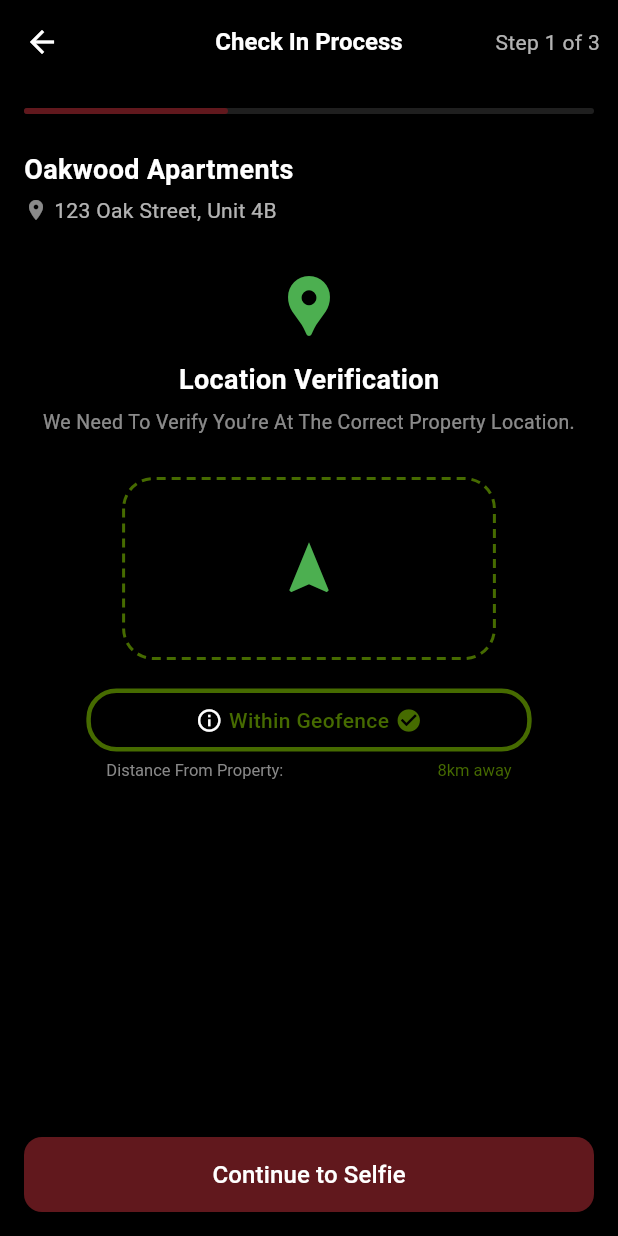
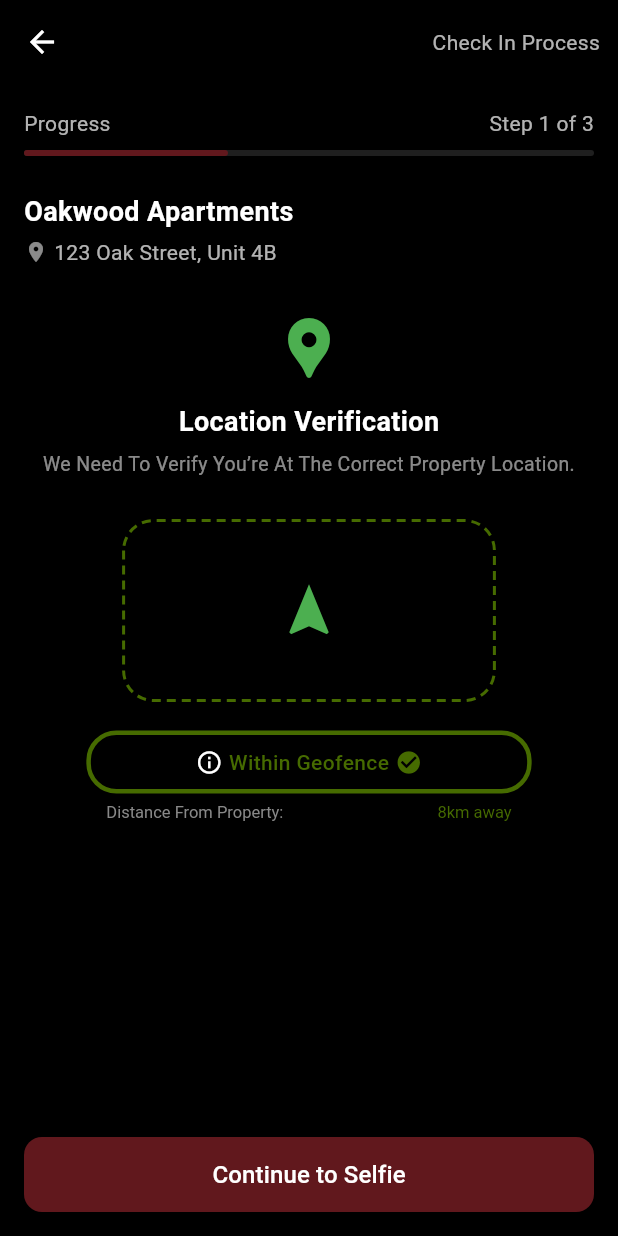
Before and after one commit to abdulrehman104/Outdoors-Mobile-App, a Flutter app: the LocationVerificationScreen screen opened directly, on a phone screen of 412 x 824 dp. Run offline on Flutter 3.47's test engine with Material 3 defaults, Android fonts, the phone set to English and light mode, and no system bars; our stand-ins replace dio, flutter_secure_storage, shared_preferences; accounts and stored records are empty; project files that could hold a hidden picture were left out.

Commit message:
screen fixes

```diff
--- a/lib/features/check/location_verification.dart
+++ b/lib/features/check/location_verification.dart
@@ -16,7 +16,7 @@ class LocationVerificationScreen extends StatelessWidget {
           onPressed: () => Navigator.pop(context),
         ),
         title: const Text(
-          "Check In Process",
+          "",
           style: TextStyle(color: Colors.white, fontSize: 16),
         ),
         centerTitle: true,
@@ -24,7 +24,7 @@ class LocationVerificationScreen extends StatelessWidget {
           Padding(
             padding: EdgeInsets.only(right: 12),
             child: Text(
-              "Step 1 of 3",
+              "Check In Process",
               style: TextStyle(color: Colors.white70, fontSize: 14),
             ),
           ),
@@ -35,6 +35,21 @@ class LocationVerificationScreen extends StatelessWidget {
         child: Column(
           crossAxisAlignment: CrossAxisAlignment.start,
           children: [
+            // Progress Text
+            Row(
+              mainAxisAlignment: MainAxisAlignment.spaceBetween,
+              children: const [
+                Text(
+                  "Progress",
+                  style: TextStyle(color: Colors.white70, fontSize: 14),
+                ),
+                Text(
+                  "Step 1 of 3",
+                  style: TextStyle(color: Colors.white70, fontSize: 14),
+                ),
+              ],
+            ),
+            const SizedBox(height: 8),
             // Progress Bar
             Container(
               height: 4,
```
